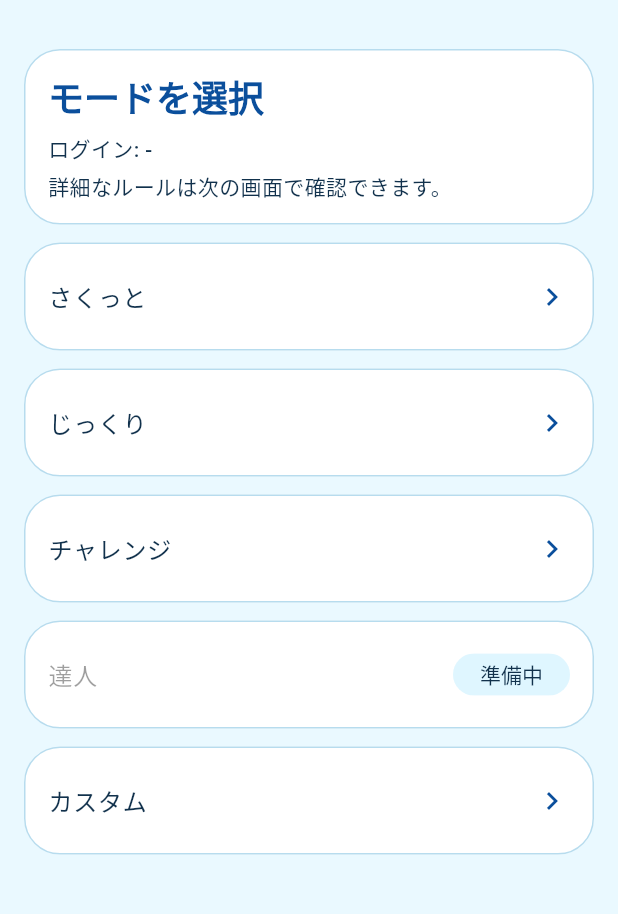
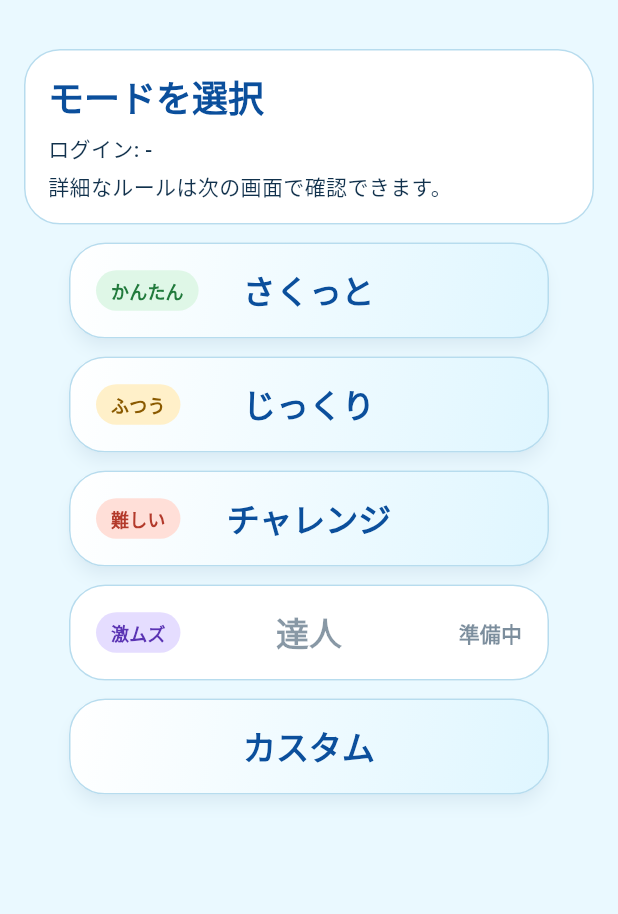
Before and after one commit to olaf86/boatface, a Flutter app: the HomeScreen screen opened directly, on a phone screen of 412 x 824 dp, the part 59-973 px from its top. Run offline on Flutter 3.47's test engine with Material 3 defaults, Android fonts, the phone set to English and light mode, and no system bars; our stand-ins replace flutter_riverpod, google_fonts.

Commit message:
Refine home mode buttons

```diff
--- a/lib/features/home/presentation/home_screen.dart
+++ b/lib/features/home/presentation/home_screen.dart
@@ -11,6 +11,8 @@ import '../../result/presentation/result_screen.dart';
 
 class HomeScreen extends ConsumerWidget {
   const HomeScreen({super.key});
+
+  static const double _modeButtonMaxWidth = 320;
 
   @override
   Widget build(BuildContext context, WidgetRef ref) {
@@ -89,11 +91,18 @@ class HomeScreen extends ConsumerWidget {
               ...kQuizModes.map(
                 (QuizModeConfig mode) => Padding(
                   padding: const EdgeInsets.only(bottom: 12),
+                  child: Center(
+                    child: ConstrainedBox(
+                      constraints: const BoxConstraints(
+                        maxWidth: _modeButtonMaxWidth,
+                      ),
                       child: _ModeListItem(
                         mode: mode,
                         onTap: mode.availableInMvp
                             ? () => _startFlow(context, mode)
                             : null,
+                      ),
+                    ),
                   ),
                 ),
               ),
@@ -134,19 +143,142 @@ class _ModeListItem extends StatelessWidget {
 
   @override
   Widget build(BuildContext context) {
+    final ThemeData theme = Theme.of(context);
+    final _DifficultyBadgeStyle? badge = _difficultyBadgeFor(mode.id);
+    final bool enabled = mode.availableInMvp;
+
     return Card(
-      child: ListTile(
-        contentPadding: const EdgeInsets.symmetric(horizontal: 16, vertical: 8),
-        enabled: mode.availableInMvp,
+      elevation: enabled ? 4 : 0,
+      shadowColor: theme.colorScheme.primary.withValues(alpha: 0.12),
+      child: InkWell(
+        borderRadius: BorderRadius.circular(24),
         onTap: onTap,
-        title: Text(mode.label),
-        trailing: mode.availableInMvp
-            ? const Icon(Icons.chevron_right)
-            : const Chip(
-                label: Text('準備中'),
-                visualDensity: VisualDensity.compact,
+        child: AnimatedContainer(
+          duration: const Duration(milliseconds: 160),
+          padding: const EdgeInsets.symmetric(horizontal: 18, vertical: 16),
+          decoration: BoxDecoration(
+            borderRadius: BorderRadius.circular(24),
+            gradient: enabled
+                ? LinearGradient(
+                    colors: <Color>[
+                      Colors.white,
+                      theme.colorScheme.surfaceContainerHighest,
+                    ],
+                    begin: Alignment.topLeft,
+                    end: Alignment.bottomRight,
+                  )
+                : null,
+          ),
+          child: SizedBox(
+            height: 32,
+            child: Stack(
+              alignment: Alignment.center,
+              children: <Widget>[
+                if (badge != null)
+                  Align(
+                    alignment: Alignment.centerLeft,
+                    child: Container(
+                      padding: const EdgeInsets.symmetric(
+                        horizontal: 10,
+                        vertical: 5,
+                      ),
+                      decoration: BoxDecoration(
+                        color: badge.backgroundColor,
+                        borderRadius: BorderRadius.circular(999),
+                      ),
+                      child: Text(
+                        badge.label,
+                        style: theme.textTheme.labelLarge?.copyWith(
+                          fontSize: 12,
+                          color: badge.foregroundColor,
+                        ),
+                      ),
+                    ),
+                  ),
+                Center(
+                  child: Padding(
+                    padding: EdgeInsets.symmetric(
+                      horizontal: badge != null ? 72 : 0,
+                    ),
+                    child: Text(
+                      mode.label,
+                      textAlign: TextAlign.center,
+                      style: theme.textTheme.titleLarge?.copyWith(
+                        color: enabled
+                            ? theme.colorScheme.primary
+                            : theme.colorScheme.onSurface.withValues(
+                                alpha: 0.5,
+                              ),
+                      ),
+                    ),
+                  ),
+                ),
+                if (!enabled)
+                  Align(
+                    alignment: Alignment.centerRight,
+                    child: Text(
+                      '準備中',
+                      style: theme.textTheme.labelLarge?.copyWith(
+                        color: theme.colorScheme.onSurface.withValues(
+                          alpha: 0.55,
+                        ),
+                      ),
+                    ),
+                  ),
+              ],
+            ),
+          ),
         ),
       ),
     );
   }
+
+  _DifficultyBadgeStyle? _difficultyBadgeFor(String modeId) {
+    switch (modeId) {
+      case 'quick':
+        return const _DifficultyBadgeStyle(
+          label: 'かんたん',
+          backgroundColor: Color(0xFFDFF7E7),
+          foregroundColor: Color(0xFF217A3C),
+        );
+      case 'careful':
+        return const _DifficultyBadgeStyle(
+          label: 'ふつう',
+          backgroundColor: Color(0xFFFFF0C9),
+          foregroundColor: Color(0xFF8A5A00),
+        );
+      case 'challenge':
+        return const _DifficultyBadgeStyle(
+          label: '難しい',
+          backgroundColor: Color(0xFFFFDFD8),
+          foregroundColor: Color(0xFFB33A2B),
+        );
+      case 'master':
+        return const _DifficultyBadgeStyle(
+          label: '激ムズ',
+          backgroundColor: Color(0xFFE5DDFF),
+          foregroundColor: Color(0xFF5A33B3),
+        );
+      case 'custom':
+        return null;
+      default:
+        return const _DifficultyBadgeStyle(
+          label: 'モード',
+          backgroundColor: Color(0xFFDDF4FF),
+          foregroundColor: Color(0xFF0B4F9C),
+        );
     }
+  }
+}
+
+class _DifficultyBadgeStyle {
+  const _DifficultyBadgeStyle({
+    required this.label,
+    required this.backgroundColor,
+    required this.foregroundColor,
+  });
+
+  final String label;
+  final Color backgroundColor;
+  final Color foregroundColor;
+}
```
Lines whose indentation alone changed are shown as unchanged.
